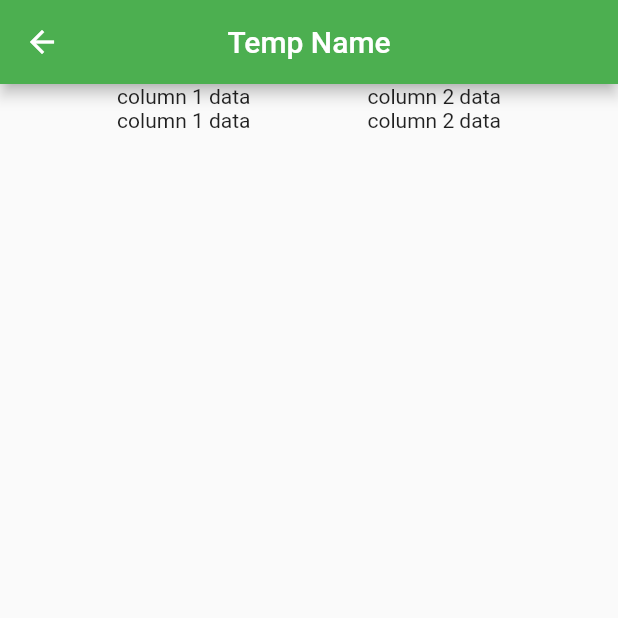
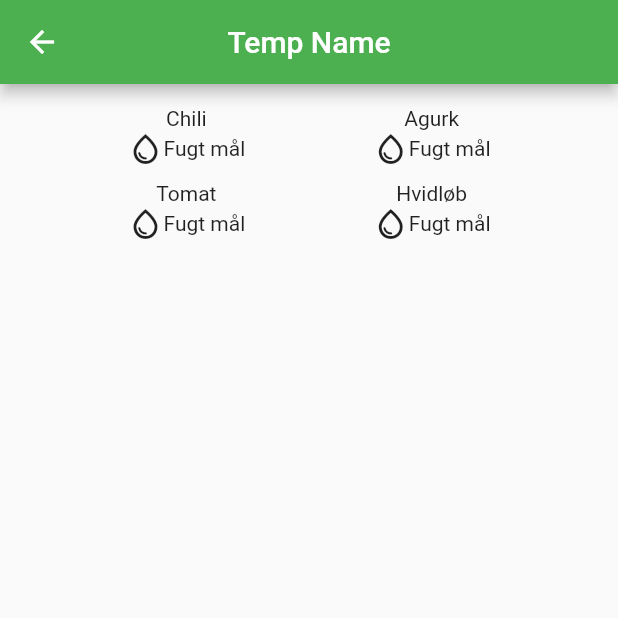
Before and after one commit to H5-BioVeg/BioVeg_App, a Flutter app: the screen it shows after launch, after a tap on "data", on a phone screen of 412 x 824 dp, the top half of it. Run offline on Flutter 3.47's test engine with Material 2 defaults, Android fonts, the phone set to English and light mode, and no system bars.

Commit message:
Created GhPlant and fixed import issues

```diff
--- a/lib/main.dart
+++ b/lib/main.dart
@@ -1,5 +1,4 @@
 import 'package:flutter/material.dart';
-import 'sensor.dart';
 import 'package:bio_veg/screens/HomeScreen.dart';
 
 void main() {
--- a/lib/screens/Greenhousescreen.dart
+++ b/lib/screens/Greenhousescreen.dart
@@ -1,10 +1,8 @@
-import 'package:flutter/cupertino.dart';
+import 'package:bio_veg/widgets/GhPlant.dart';
 import 'package:flutter/material.dart';
-import 'package:flutter/src/widgets/container.dart';
-import 'package:flutter/src/widgets/framework.dart';
 
-class Greenhousescreen extends StatelessWidget {
-  const Greenhousescreen({super.key, this.houseName = "test"});
+class GreenHouseScreen extends StatelessWidget {
+  const GreenHouseScreen({super.key, this.houseName = "test"});
 
   final String houseName;
 
@@ -17,25 +15,28 @@ class Greenhousescreen extends StatelessWidget {
       ),
       body: Container(
         child: Center(
+          child: Padding(
+            padding: const EdgeInsets.symmetric(vertical: 15),
             child: Row(
               mainAxisAlignment: MainAxisAlignment.spaceEvenly,
               children: [
+                Column(children: const [
+                  GhPlant(plantName: "Chili"),
+                  SizedBox(height: 10),
+                  GhPlant(plantName: "Tomat"),
+                ]),
                 Column(
-                children: [
-                  Text("column 1 data"),
-                  Text("column 1 data"),
-                ],
-              ),
-              Column(
-                children: [
-                  Text("column 2 data"),
-                  Text("column 2 data"),
+                  children: const [
+                    GhPlant(plantName: "Agurk"),
+                    SizedBox(height: 10),
+                    GhPlant(plantName: "Hvidløb"),
                   ],
                 ),
               ],
             ),
           ),
         ),
+      ),
     );
   }
 }
--- a/lib/screens/HomeScreen.dart
+++ b/lib/screens/HomeScreen.dart
@@ -1,7 +1,5 @@
-import 'package:bio_veg/screens/Greenhousescreen.dart';
+import 'package:bio_veg/screens/GreenHouseScreen.dart';
 import 'package:flutter/material.dart';
-import 'package:flutter/src/widgets/container.dart';
-import 'package:flutter/src/widgets/framework.dart';
 
 class HomeScreen extends StatefulWidget {
   const HomeScreen({super.key, this.title = "Bioveg"});
@@ -38,7 +36,7 @@ class _HomeScreenState extends State<HomeScreen> {
                   Navigator.push(
                     context,
                     MaterialPageRoute(
-                        builder: (context) => const Greenhousescreen(
+                        builder: (context) => const GreenHouseScreen(
                               houseName: "Temp Name",
                             )),
                   );
--- a/lib/sensor.dart
+++ /dev/null
@@ -1,7 +0,0 @@
-class Sensor {
-  int sensorVal = 13;
-
-  int PrintSensorValue() {
-    return sensorVal;
-  }
-}
--- /dev/null
+++ b/lib/widgets/GhPlant.dart
@@ -0,0 +1,32 @@
+import 'package:flutter/cupertino.dart';
+import 'package:flutter/material.dart';
+import 'package:flutter/src/widgets/container.dart';
+import 'package:flutter/src/widgets/framework.dart';
+
+class GhPlant extends StatefulWidget {
+  const GhPlant({super.key, this.plantName = "Test"});
+
+  final String plantName;
+
+  @override
+  State<GhPlant> createState() => _GhPlantState();
+}
+
+class _GhPlantState extends State<GhPlant> {
+  @override
+  Widget build(BuildContext context) {
+    return Container(
+      child: Column(
+        children: [
+          Text(widget.plantName),
+          Row(
+            children: [
+              Icon(Icons.water_drop_outlined),
+              Text("Fugt mål"),
+            ],
+          ),
+        ],
+      ),
+    );
+  }
+}
```
Lines whose indentation alone changed are shown as unchanged.
